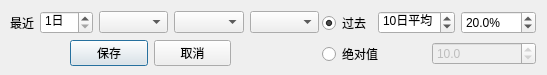
First picture: the form in QtDesign/SearchCriteria.ui, repository victor647/QuantumStockTrade, before the edit.
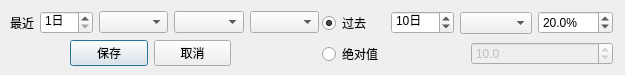
Second picture: the form after the edit.

Diff of the .ui file:
```diff
--- a/QtDesign/SearchCriteria.ui
+++ b/QtDesign/SearchCriteria.ui
@@ -6,7 +6,7 @@
    <rect>
     <x>0</x>
     <y>0</y>
-    <width>547</width>
+    <width>625</width>
     <height>75</height>
    </rect>
   </property>
@@ -98,7 +98,7 @@
     <rect>
      <x>322</x>
      <y>10</y>
-     <width>214</width>
+     <width>291</width>
      <height>58</height>
     </rect>
    </property>
@@ -136,7 +136,7 @@
          </font>
         </property>
         <property name="suffix">
-         <string>日平均</string>
+         <string>日</string>
         </property>
         <property name="minimum">
          <number>1</number>
@@ -149,6 +149,16 @@
         </property>
        </widget>
       </item>
+      <item>
+       <widget class="QComboBox" name="cbbComparedLogic">
+        <property name="font">
+         <font>
+          <family>Microsoft YaHei UI</family>
+          <pointsize>9</pointsize>
+         </font>
+        </property>
+       </widget>
+      </item>
       <item>
        <widget class="QDoubleSpinBox" name="spbRelativePercentage">
         <property name="font">
```
